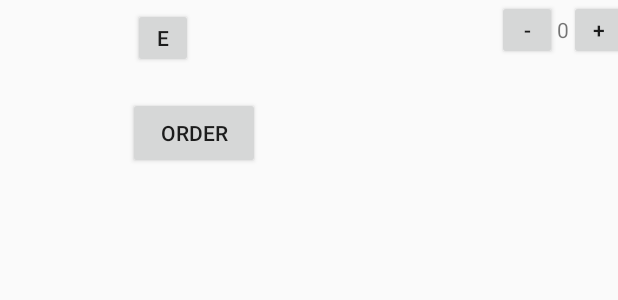
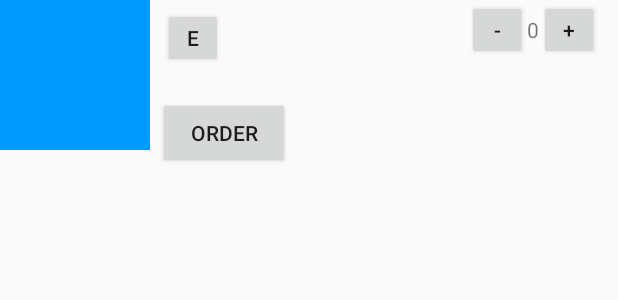
Before and after one commit to davidzzz/POS, an Android app: the layout list_menu.xml on its own in the app's theme, with its tools: preview values and no code run, on a phone screen of 412 x 824 dp. Shown: the top 300 px of the screen. Run offline under Robolectric (Android 15) with nearby library versions, the phone set to English and light mode, and no system bars.

```diff
--- a/app/src/main/res/layout/list_menu.xml
+++ b/app/src/main/res/layout/list_menu.xml
@@ -8,12 +8,13 @@
         android:layout_width="0dp"
         android:layout_height="wrap_content"
         android:layout_weight="1"
+        android:src="#0099FF"
         android:id="@+id/image"/>
 
     <LinearLayout
         android:layout_width="0dp"
         android:layout_height="wrap_content"
-        android:layout_weight="3"
+        android:layout_weight="2"
         android:orientation="vertical"
         android:layout_margin="5dp">
         <LinearLayout
@@ -29,7 +30,8 @@
                 android:layout_width="40dp"
                 android:layout_height="40dp"
                 android:id="@+id/btn"
-                android:text="e" />
+                android:text="e"
+                android:focusable="false"/>
         </LinearLayout>
         <TextView
             android:layout_width="wrap_content"
@@ -39,7 +41,8 @@
             android:layout_width="wrap_content"
             android:layout_height="wrap_content"
             android:id="@+id/order"
-            android:text="Order"/>
+            android:text="Order"
+            android:focusable="false"/>
     </LinearLayout>
 
     <LinearLayout
@@ -51,7 +54,8 @@
             android:layout_width="40dp"
             android:layout_height="40dp"
             android:id="@+id/min"
-            android:text="-"/>
+            android:text="-"
+            android:focusable="false"/>
         <TextView
             android:layout_width="wrap_content"
             android:layout_height="wrap_content"
@@ -61,7 +65,8 @@
             android:layout_width="40dp"
             android:layout_height="40dp"
             android:id="@+id/pos"
-            android:text="+"/>
+            android:text="+"
+            android:focusable="false"/>
     </LinearLayout>
 
 </LinearLayout>
```
Also changed, not shown: app/src/main/java/com/mobile/pos/adapter/MenuAdapter.java (+68 -1 lines), app/src/main/java/com/mobile/pos/model/Menu.java (+9 -1 lines), app/src/main/res/layout/keterangan.xml (added, +27 -0 lines).
